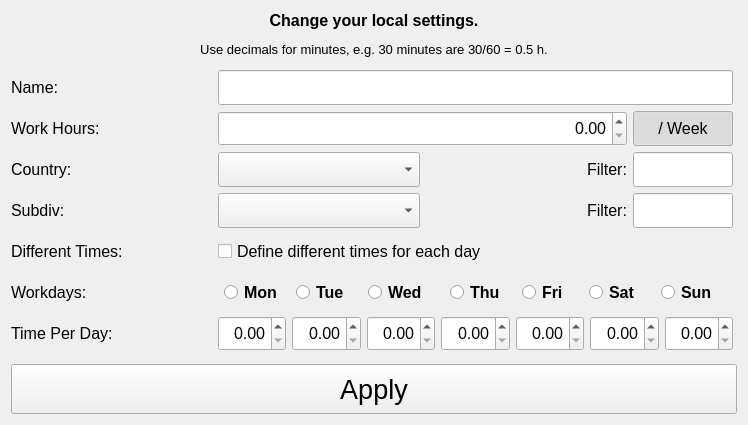
First picture: the form in ui/config_window.ui, repository AndreWohnsland/TimeTracker, before the edit.
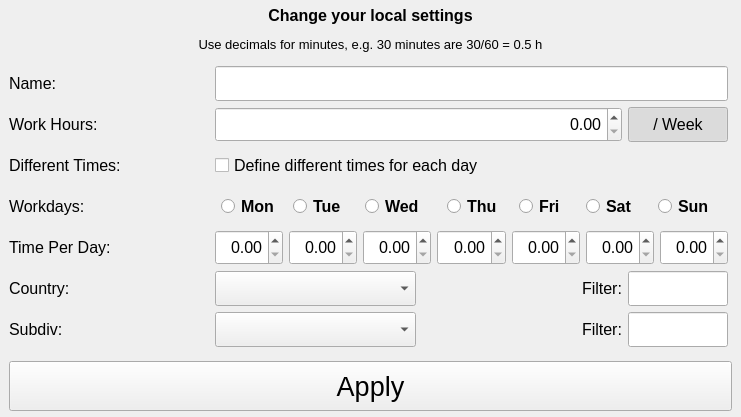
Second picture: the form after the edit.

Commit message: optimize order of options

The edit to the form file:
```diff
--- a/ui/config_window.ui
+++ b/ui/config_window.ui
@@ -6,14 +6,26 @@
    <rect>
     <x>0</x>
     <y>0</y>
-    <width>748</width>
-    <height>425</height>
+    <width>741</width>
+    <height>417</height>
    </rect>
   </property>
   <property name="windowTitle">
    <string>Settings</string>
   </property>
   <layout class="QVBoxLayout" name="verticalLayout">
+   <property name="leftMargin">
+    <number>9</number>
+   </property>
+   <property name="topMargin">
+    <number>6</number>
+   </property>
+   <property name="rightMargin">
+    <number>9</number>
+   </property>
+   <property name="bottomMargin">
+    <number>6</number>
+   </property>
    <item>
     <widget class="QLabel" name="label_5">
      <property name="font">
@@ -22,7 +34,7 @@
       </font>
      </property>
      <property name="text">
-      <string>&lt;html&gt;&lt;head/&gt;&lt;body&gt;&lt;p align=&quot;center&quot;&gt;&lt;span style=&quot; font-weight:700;&quot;&gt;Change your local settings.&lt;/span&gt;&lt;/p&gt;&lt;p align=&quot;center&quot;&gt;&lt;span style=&quot; font-size:10pt;&quot;&gt;Use decimals for minutes, e.g. 30 minutes are 30/60 = 0.5 h.&lt;/span&gt;&lt;/p&gt;&lt;/body&gt;&lt;/html&gt;</string>
+      <string>&lt;html&gt;&lt;head/&gt;&lt;body&gt;&lt;p align=&quot;center&quot;&gt;&lt;span style=&quot; font-weight:700;&quot;&gt;Change your local settings&lt;/span&gt;&lt;/p&gt;&lt;p align=&quot;center&quot;&gt;&lt;span style=&quot; font-size:10pt;&quot;&gt;Use decimals for minutes, e.g. 30 minutes are 30/60 = 0.5 h&lt;/span&gt;&lt;/p&gt;&lt;/body&gt;&lt;/html&gt;</string>
      </property>
      <property name="wordWrap">
       <bool>true</bool>
@@ -48,8 +60,8 @@
        <rect>
         <x>0</x>
         <y>0</y>
-        <width>730</width>
-        <height>295</height>
+        <width>723</width>
+        <height>293</height>
        </rect>
       </property>
       <layout class="QVBoxLayout" name="verticalLayout_3">
@@ -67,6 +79,12 @@
        </property>
        <item>
         <layout class="QGridLayout" name="gridLayout_2">
+         <property name="sizeConstraint">
+          <enum>QLayout::SetDefaultConstraint</enum>
+         </property>
+         <property name="spacing">
+          <number>6</number>
+         </property>
          <item row="1" column="0">
           <widget class="QLabel" name="label_9">
            <property name="maximumSize">
@@ -103,60 +121,6 @@
            </property>
           </widget>
          </item>
-         <item row="3" column="3">
-          <widget class="QLineEdit" name="filter_subdiv">
-           <property name="minimumSize">
-            <size>
-             <width>0</width>
-             <height>35</height>
-            </size>
-           </property>
-           <property name="maximumSize">
-            <size>
-             <width>100</width>
-             <height>16777215</height>
-            </size>
-           </property>
-           <property name="font">
-            <font>
-             <pointsize>12</pointsize>
-            </font>
-           </property>
-           <property name="alignment">
-            <set>Qt::AlignRight|Qt::AlignTrailing|Qt::AlignVCenter</set>
-           </property>
-          </widget>
-         </item>
-         <item row="3" column="1">
-          <widget class="QComboBox" name="input_subdiv">
-           <property name="minimumSize">
-            <size>
-             <width>0</width>
-             <height>35</height>
-            </size>
-           </property>
-           <property name="font">
-            <font>
-             <pointsize>12</pointsize>
-            </font>
-           </property>
-          </widget>
-         </item>
-         <item row="3" column="2">
-          <widget class="QLabel" name="label_8">
-           <property name="font">
-            <font>
-             <pointsize>12</pointsize>
-            </font>
-           </property>
-           <property name="text">
-            <string>Filter:</string>
-           </property>
-           <property name="alignment">
-            <set>Qt::AlignRight|Qt::AlignTrailing|Qt::AlignVCenter</set>
-           </property>
-          </widget>
-         </item>
          <item row="5" column="0">
           <widget class="QLabel" name="label_11">
            <property name="maximumSize">
@@ -171,7 +135,7 @@
             </font>
            </property>
            <property name="text">
-            <string>Workdays:</string>
+            <string>Country:</string>
            </property>
           </widget>
          </item>
@@ -189,11 +153,149 @@
             </font>
            </property>
            <property name="text">
+            <string>Subdiv:</string>
+           </property>
+          </widget>
+         </item>
+         <item row="0" column="1" colspan="3">
+          <widget class="QLineEdit" name="input_name">
+           <property name="minimumSize">
+            <size>
+             <width>0</width>
+             <height>35</height>
+            </size>
+           </property>
+           <property name="font">
+            <font>
+             <pointsize>12</pointsize>
+            </font>
+           </property>
+           <property name="alignment">
+            <set>Qt::AlignRight|Qt::AlignTrailing|Qt::AlignVCenter</set>
+           </property>
+          </widget>
+         </item>
+         <item row="4" column="0">
+          <widget class="QLabel" name="label_10">
+           <property name="maximumSize">
+            <size>
+             <width>16777215</width>
+             <height>50</height>
+            </size>
+           </property>
+           <property name="font">
+            <font>
+             <pointsize>12</pointsize>
+            </font>
+           </property>
+           <property name="text">
             <string>Time Per Day:</string>
            </property>
           </widget>
          </item>
-         <item row="2" column="1">
+         <item row="3" column="0">
+          <widget class="QLabel" name="label_6">
+           <property name="maximumSize">
+            <size>
+             <width>16777215</width>
+             <height>50</height>
+            </size>
+           </property>
+           <property name="font">
+            <font>
+             <pointsize>12</pointsize>
+            </font>
+           </property>
+           <property name="text">
+            <string>Workdays:</string>
+           </property>
+          </widget>
+         </item>
+         <item row="2" column="0">
+          <widget class="QLabel" name="label_4">
+           <property name="maximumSize">
+            <size>
+             <width>16777215</width>
+             <height>50</height>
+            </size>
+           </property>
+           <property name="font">
+            <font>
+             <pointsize>12</pointsize>
+            </font>
+           </property>
+           <property name="text">
+            <string>Different Times:</string>
+           </property>
+          </widget>
+         </item>
+         <item row="1" column="3">
+          <widget class="QPushButton" name="work_hours_button">
+           <property name="minimumSize">
+            <size>
+             <width>0</width>
+             <height>35</height>
+            </size>
+           </property>
+           <property name="font">
+            <font>
+             <pointsize>12</pointsize>
+            </font>
+           </property>
+           <property name="text">
+            <string>/ Week</string>
+           </property>
+           <property name="checkable">
+            <bool>true</bool>
+           </property>
+           <property name="checked">
+            <bool>true</bool>
+           </property>
+          </widget>
+         </item>
+         <item row="1" column="1" colspan="2">
+          <widget class="QDoubleSpinBox" name="input_working_hours">
+           <property name="minimumSize">
+            <size>
+             <width>0</width>
+             <height>35</height>
+            </size>
+           </property>
+           <property name="font">
+            <font>
+             <pointsize>12</pointsize>
+            </font>
+           </property>
+           <property name="alignment">
+            <set>Qt::AlignRight|Qt::AlignTrailing|Qt::AlignVCenter</set>
+           </property>
+          </widget>
+         </item>
+         <item row="5" column="3">
+          <widget class="QLineEdit" name="filter_country">
+           <property name="minimumSize">
+            <size>
+             <width>0</width>
+             <height>35</height>
+            </size>
+           </property>
+           <property name="maximumSize">
+            <size>
+             <width>100</width>
+             <height>16777215</height>
+            </size>
+           </property>
+           <property name="font">
+            <font>
+             <pointsize>12</pointsize>
+            </font>
+           </property>
+           <property name="alignment">
+            <set>Qt::AlignRight|Qt::AlignTrailing|Qt::AlignVCenter</set>
+           </property>
+          </widget>
+         </item>
+         <item row="5" column="1">
           <widget class="QComboBox" name="input_country">
            <property name="minimumSize">
             <size>
@@ -208,7 +310,7 @@
            </property>
           </widget>
          </item>
-         <item row="2" column="2">
+         <item row="5" column="2">
           <widget class="QLabel" name="label_7">
            <property name="font">
             <font>
@@ -223,8 +325,26 @@
            </property>
           </widget>
          </item>
-         <item row="6" column="1" colspan="3">
+         <item row="6" column="1">
+          <widget class="QComboBox" name="input_subdiv">
+           <property name="minimumSize">
+            <size>
+             <width>0</width>
+             <height>35</height>
+            </size>
+           </property>
+           <property name="font">
+            <font>
+             <pointsize>12</pointsize>
+            </font>
+           </property>
+          </widget>
+         </item>
+         <item row="4" column="1" colspan="3">
           <layout class="QHBoxLayout" name="horizontalLayout_3">
+           <property name="spacing">
+            <number>6</number>
+           </property>
            <item>
             <widget class="QDoubleSpinBox" name="input_hours_day_0">
              <property name="minimumSize">
@@ -353,26 +473,23 @@
            </item>
           </layout>
          </item>
-         <item row="0" column="1" colspan="3">
-          <widget class="QLineEdit" name="input_name">
-           <property name="minimumSize">
-            <size>
-             <width>0</width>
-             <height>35</height>
-            </size>
-           </property>
+         <item row="6" column="2">
+          <widget class="QLabel" name="label_8">
            <property name="font">
             <font>
              <pointsize>12</pointsize>
             </font>
            </property>
+           <property name="text">
+            <string>Filter:</string>
+           </property>
            <property name="alignment">
             <set>Qt::AlignRight|Qt::AlignTrailing|Qt::AlignVCenter</set>
            </property>
           </widget>
          </item>
-         <item row="4" column="1" colspan="3">
-          <widget class="QCheckBox" name="input_different_times">
+         <item row="6" column="3">
+          <widget class="QLineEdit" name="filter_subdiv">
            <property name="minimumSize">
             <size>
              <width>0</width>
@@ -381,7 +498,7 @@
            </property>
            <property name="maximumSize">
             <size>
-             <width>16777215</width>
+             <width>100</width>
              <height>16777215</height>
             </size>
            </property>
@@ -390,79 +507,19 @@
              <pointsize>12</pointsize>
             </font>
            </property>
-           <property name="layoutDirection">
-            <enum>Qt::LeftToRight</enum>
+           <property name="alignment">
+            <set>Qt::AlignRight|Qt::AlignTrailing|Qt::AlignVCenter</set>
            </property>
-           <property name="text">
-            <string>Define different times for each day</string>
-           </property>
-           <property name="iconSize">
-            <size>
-             <width>20</width>
-             <height>20</height>
-            </size>
-           </property>
-           <property name="checked">
-            <bool>false</bool>
-           </property>
           </widget>
          </item>
-         <item row="4" column="0">
-          <widget class="QLabel" name="label_10">
-           <property name="maximumSize">
-            <size>
-             <width>16777215</width>
-             <height>50</height>
-            </size>
-           </property>
-           <property name="font">
-            <font>
-             <pointsize>12</pointsize>
-            </font>
-           </property>
-           <property name="text">
-            <string>Different Times:</string>
-           </property>
-          </widget>
-         </item>
-         <item row="3" column="0">
-          <widget class="QLabel" name="label_6">
-           <property name="maximumSize">
-            <size>
-             <width>16777215</width>
-             <height>50</height>
-            </size>
-           </property>
-           <property name="font">
-            <font>
-             <pointsize>12</pointsize>
-            </font>
-           </property>
-           <property name="text">
-            <string>Subdiv:</string>
-           </property>
-          </widget>
-         </item>
-         <item row="2" column="0">
-          <widget class="QLabel" name="label_4">
-           <property name="maximumSize">
-            <size>
-             <width>16777215</width>
-             <height>50</height>
-            </size>
-           </property>
-           <property name="font">
-            <font>
-             <pointsize>12</pointsize>
-            </font>
-           </property>
-           <property name="text">
-            <string>Country:</string>
-           </property>
-          </widget>
-         </item>
-         <item row="5" column="1" colspan="3">
+         <item row="3" column="1" colspan="3">
           <layout class="QHBoxLayout" name="horizontalLayout_2">
+           <property name="spacing">
+            <number>6</number>
+           </property>
+           <property name="sizeConstraint">
+            <enum>QLayout::SetDefaultConstraint</enum>
+           </property>
            <item>
             <widget class="QRadioButton" name="radio_weekday_0">
              <property name="minimumSize">
@@ -661,8 +718,8 @@
            </item>
           </layout>
          </item>
-         <item row="2" column="3">
-          <widget class="QLineEdit" name="filter_country">
+         <item row="2" column="1" colspan="3">
+          <widget class="QCheckBox" name="input_different_times">
            <property name="minimumSize">
             <size>
              <width>0</width>
@@ -671,7 +728,7 @@
            </property>
            <property name="maximumSize">
             <size>
-             <width>100</width>
+             <width>16777215</width>
              <height>16777215</height>
             </size>
            </property>
@@ -680,50 +737,20 @@
              <pointsize>12</pointsize>
             </font>
            </property>
-           <property name="alignment">
-            <set>Qt::AlignRight|Qt::AlignTrailing|Qt::AlignVCenter</set>
-           </property>
-          </widget>
-         </item>
-         <item row="1" column="3">
-          <widget class="QPushButton" name="work_hours_button">
-           <property name="minimumSize">
-            <size>
-             <width>0</width>
-             <height>35</height>
-            </size>
-           </property>
-           <property name="font">
-            <font>
-             <pointsize>12</pointsize>
-            </font>
+           <property name="layoutDirection">
+            <enum>Qt::LeftToRight</enum>
            </property>
            <property name="text">
-            <string>/ Week</string>
+            <string>Define different times for each day</string>
            </property>
-           <property name="checkable">
-            <bool>true</bool>
+           <property name="iconSize">
+            <size>
+             <width>20</width>
+             <height>20</height>
+            </size>
            </property>
            <property name="checked">
-            <bool>true</bool>
-           </property>
-          </widget>
-         </item>
-         <item row="1" column="1" colspan="2">
-          <widget class="QDoubleSpinBox" name="input_working_hours">
-           <property name="minimumSize">
-            <size>
-             <width>0</width>
-             <height>35</height>
-            </size>
-           </property>
-           <property name="font">
-            <font>
-             <pointsize>12</pointsize>
-            </font>
-           </property>
-           <property name="alignment">
-            <set>Qt::AlignRight|Qt::AlignTrailing|Qt::AlignVCenter</set>
+            <bool>false</bool>
            </property>
           </widget>
          </item>
```
The commit also changes 2 other files.
